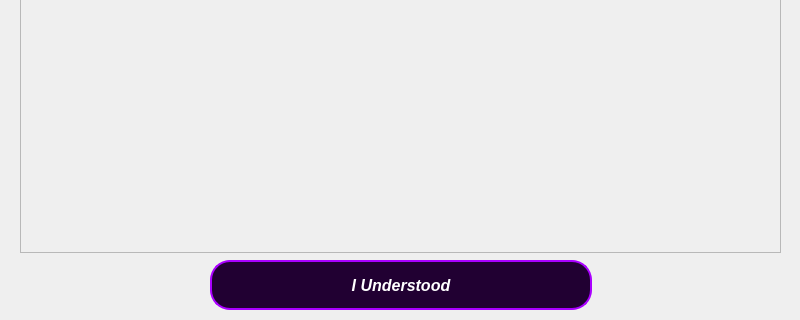
Qt form help_sus.ui (Mohammed-3tef/Tic_Tac_Masterpiece_GUI) before a commit; both pictures show x 0 to 800 and y 280 to 600 of the 800 by 600 pixel window.
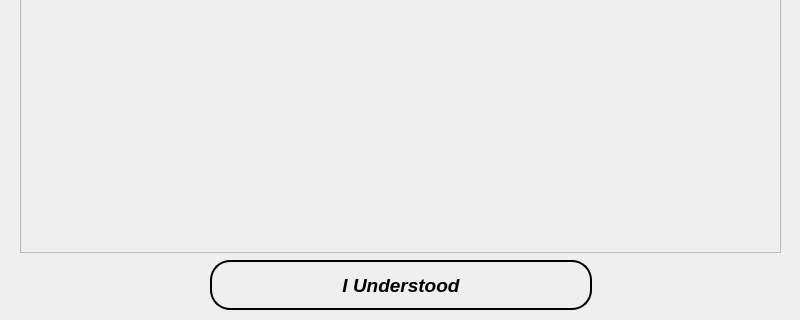
The same form after that commit.

Patch:
```diff
--- a/help_sus.ui
+++ b/help_sus.ui
@@ -92,18 +92,21 @@
     </property>
     <property name="font">
      <font>
-      <pointsize>12</pointsize>
+      <pointsize>14</pointsize>
       <italic>true</italic>
       <bold>true</bold>
      </font>
     </property>
     <property name="styleSheet">
-     <string notr="true">QPushButton {margin-right: 200%;
-margin-left: 200%;
-
-background-color: rgb(33, 0, 50);
-    color: white; 
-    border: 2px solid rgb(170, 0, 255) ;
+     <string notr="true">QPushButton {
+	margin-right: 200%;
+	margin-left: 200%;
+	background: qlineargradient(spread:pad, x1:0, y1:0, x2:1, y2:0,  
+	stop:1 #c8b6ff
+	stop:0 #7ccbd6);
+	
+    color: #000; 
+    border: 2px solid rgb(0,0,0) ;
     border-radius: 20px;
     padding: 5px;
 }
```
Left out of the diff: 12 changed lines with no effect on the pictures.
